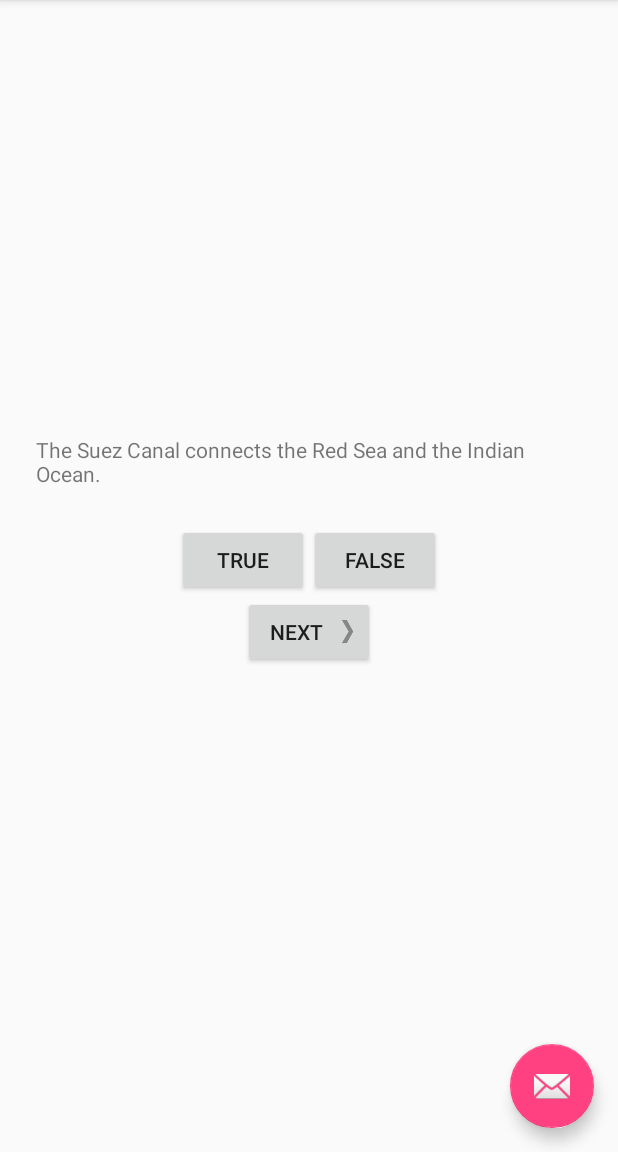
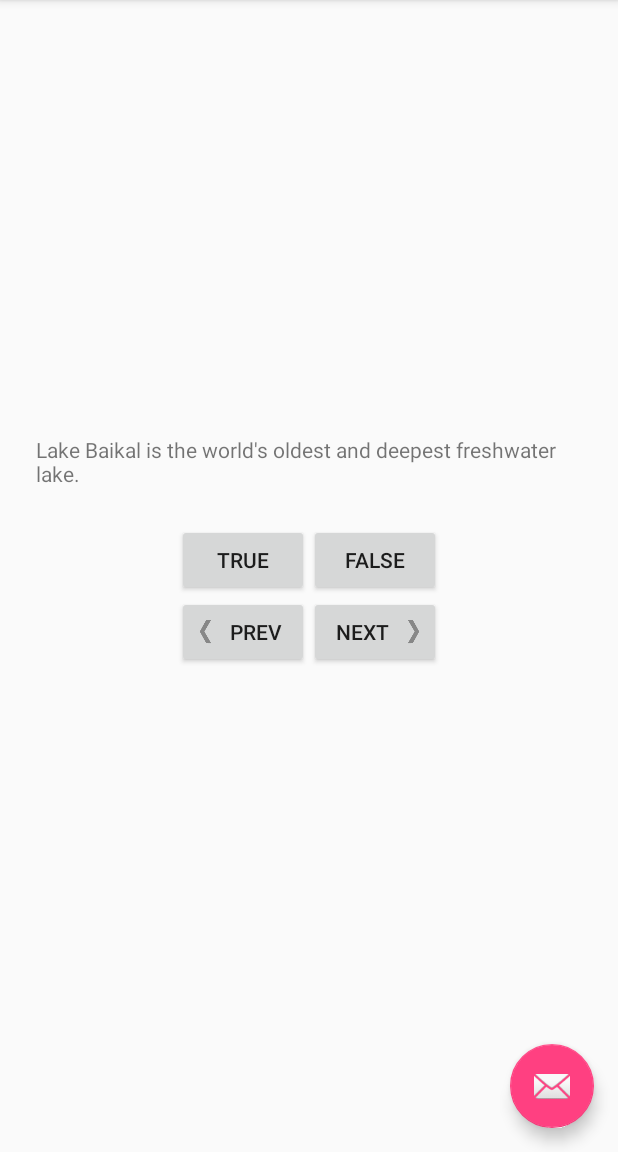
Before and after one commit to akniyev/the_big_nerd_ranch_android, an Android app: the screen it shows after launch (QuizActivity), in the options menu, after a tap on "Settings", on a phone screen of 412 x 824 dp, the part 84-1236 px from its top. Run offline under Robolectric (Android 15) with nearby library versions, the phone set to English and light mode, and no system bars.

Commit message:
Extra challenge from chapter 02

```diff
--- a/project02_chapter2/GeoQuiz/app/src/main/java/com/bignerdranch/android/geoquiz/QuizActivity.java
+++ b/project02_chapter2/GeoQuiz/app/src/main/java/com/bignerdranch/android/geoquiz/QuizActivity.java
@@ -17,9 +17,10 @@
     private Button mTrueButton;
     private Button mFalseButton;
     private Button mNextButton;
+    private Button mPrevButton;
     private TextView mQuestionTextView;
 
-    private Question[] mQuestionBank = new Question[] {
+    private Question[] mQuestionBank = new Question[]{
             new Question(R.string.question_oceans, true),
             new Question(R.string.question_mideast, false),
             new Question(R.string.question_africa, false),
@@ -34,7 +35,18 @@
         mQuestionTextView.setText(question);
     }
 
-    private void checkAnswer (boolean userPressedTrue) {
+    private void nextQuestion() {
+        mCurrentIndex = (mCurrentIndex + 1) % mQuestionBank.length;
+        updateQuestion();
+    }
+
+    private void prevQuestion() {
+        mCurrentIndex = mCurrentIndex - 1;
+        if (mCurrentIndex < 0) mCurrentIndex = mQuestionBank.length - 1;
+        updateQuestion();
+    }
+
+    private void checkAnswer(boolean userPressedTrue) {
         boolean answerIsTrue = mQuestionBank[mCurrentIndex].isAnswerTrue();
 
         int messageResId = 0;
@@ -54,9 +66,10 @@
 
         mQuestionTextView = (TextView) findViewById(R.id.question_text_view);
         mNextButton = (Button) findViewById(R.id.next_button);
+        mPrevButton = (Button) findViewById(R.id.prev_button);
 
-        mTrueButton = (Button)findViewById(R.id.true_button);
-        mFalseButton = (Button)findViewById(R.id.false_button);
+        mTrueButton = (Button) findViewById(R.id.true_button);
+        mFalseButton = (Button) findViewById(R.id.false_button);
 
         mTrueButton.setOnClickListener(new View.OnClickListener() {
             @Override
@@ -75,9 +88,21 @@
         mNextButton.setOnClickListener(new View.OnClickListener() {
             @Override
             public void onClick(View v) {
-                mCurrentIndex = (mCurrentIndex + 1) % mQuestionBank.length;
-                int question = mQuestionBank[mCurrentIndex].getTextResId();
-                mQuestionTextView.setText(question);
+                nextQuestion();
+            }
+        });
+
+        mPrevButton.setOnClickListener(new View.OnClickListener() {
+            @Override
+            public void onClick(View v) {
+                prevQuestion();
+            }
+        });
+
+        mQuestionTextView.setOnClickListener(new View.OnClickListener() {
+            @Override
+            public void onClick(View v) {
+                nextQuestion();
             }
         });
 
--- a/project02_chapter2/GeoQuiz/app/src/main/res/layout/content_quiz.xml
+++ b/project02_chapter2/GeoQuiz/app/src/main/res/layout/content_quiz.xml
@@ -3,13 +3,13 @@
               android:layout_width="match_parent"
               android:layout_height="match_parent"
               android:gravity="center"
-    android:orientation="vertical" >
+              android:orientation="vertical">
 
     <TextView
         android:id="@+id/question_text_view"
         android:layout_width="wrap_content"
         android:layout_height="wrap_content"
-        android:padding="24dp" />
+        android:padding="24dp"/>
 
     <LinearLayout
         android:layout_width="wrap_content"
@@ -19,21 +19,34 @@
             android:id="@+id/true_button"
             android:layout_width="wrap_content"
             android:layout_height="wrap_content"
-            android:text="@string/true_button" />
+            android:text="@string/true_button"/>
 
         <Button
             android:id="@+id/false_button"
             android:layout_width="wrap_content"
             android:layout_height="wrap_content"
-            android:text="@string/false_button" />
+            android:text="@string/false_button"/>
 
     </LinearLayout>
+
+    <LinearLayout
+        android:layout_width="wrap_content"
+        android:layout_height="wrap_content">
+
+        <Button
+            android:id="@+id/prev_button"
+            android:layout_width="wrap_content"
+            android:layout_height="wrap_content"
+            android:drawablePadding="4dp"
+            android:drawableLeft="@drawable/arrow_left"
+            android:text="@string/prev_button"/>
 
         <Button
             android:id="@+id/next_button"
             android:layout_width="wrap_content"
             android:layout_height="wrap_content"
-        android:text="@string/next_button"
+            android:drawablePadding="4dp"
             android:drawableRight="@drawable/arrow_right"
-        android:drawablePadding="4dp" />
+            android:text="@string/next_button"/>
     </LinearLayout>
+</LinearLayout>
--- a/project02_chapter2/GeoQuiz/app/src/main/res/values/strings.xml
+++ b/project02_chapter2/GeoQuiz/app/src/main/res/values/strings.xml
@@ -9,6 +9,7 @@
     <string name="incorrect_toast">Incorrect!</string>
 
     <string name="next_button">Next</string>
+    <string name="prev_button">Prev</string>
 
     <string name="question_oceans">The Pacific Ocean is larger than the Atlantic Ocean.</string>
     <string name="question_mideast">The Suez Canal connects the Red Sea and the Indian Ocean.</string>
```
Lines whose indentation alone changed are shown as unchanged.
